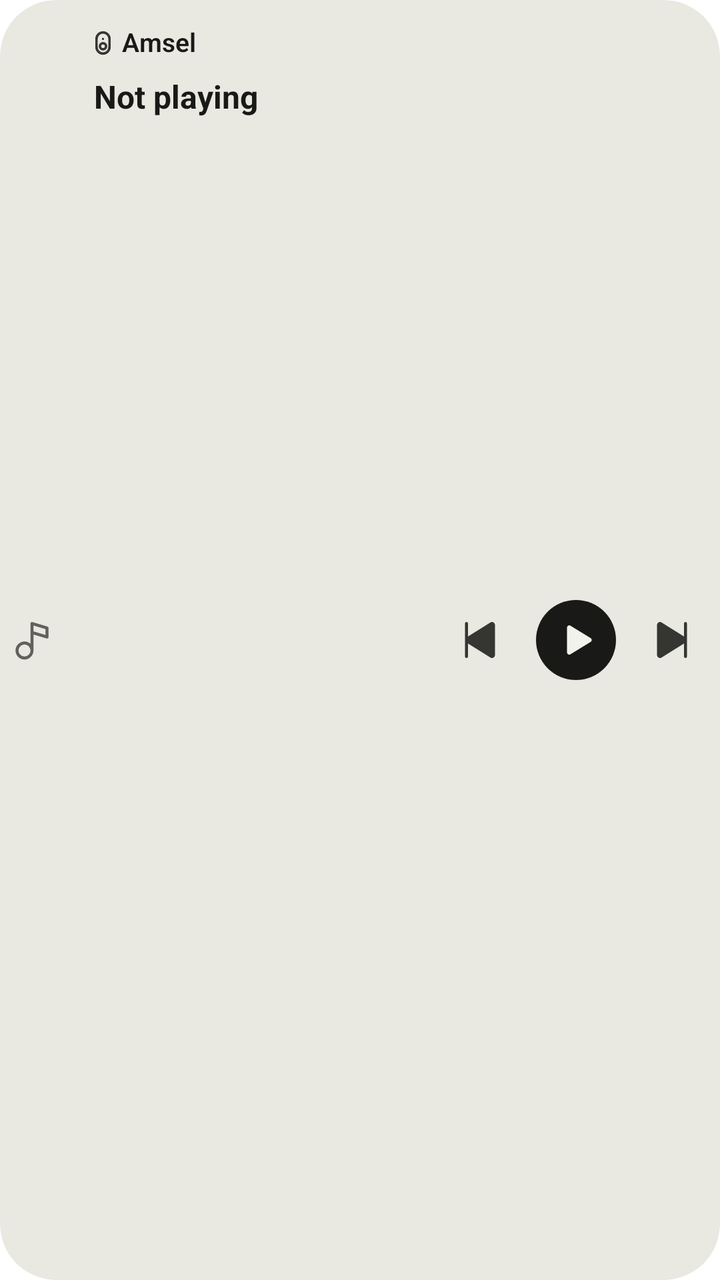
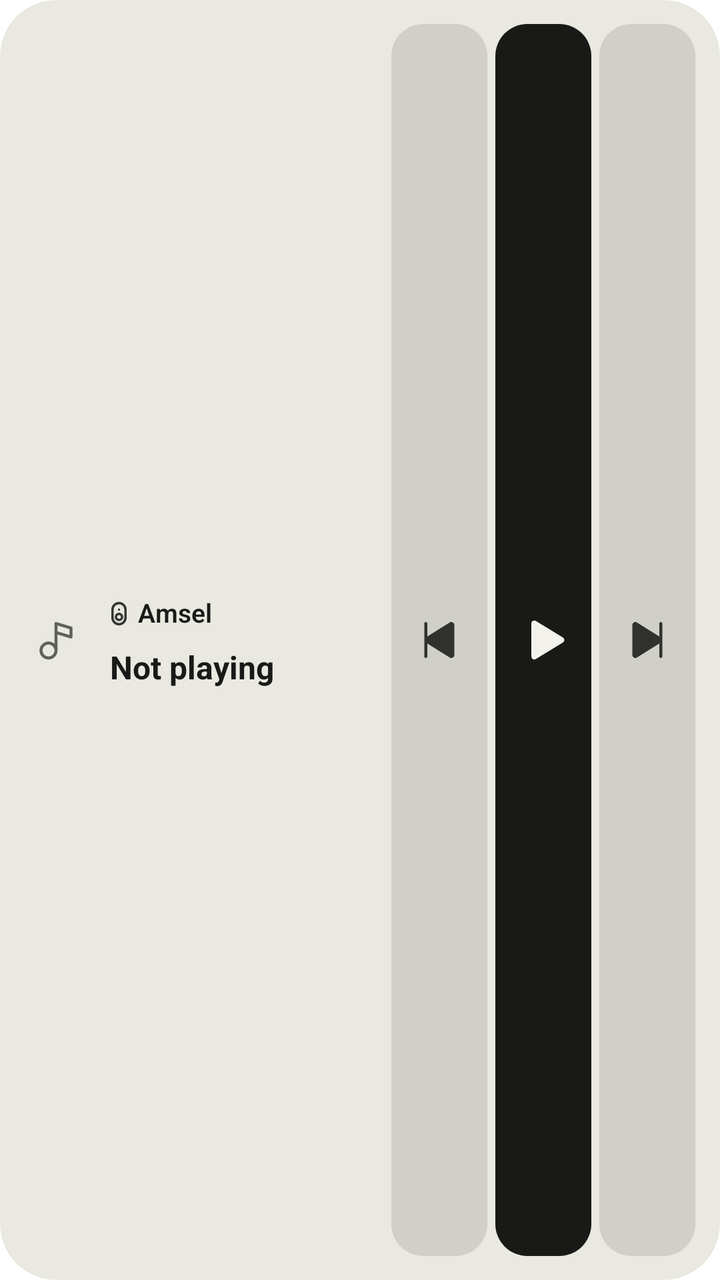

The first picture is an Android layout as it rendered before a commit; the second is the same layout after the commit. The layout source and the unified diff follow.
<!-- AndroidManifest.xml: application theme Theme.Amsel.Starting -->
<!-- res/layout/widget_bar.xml -->
<?xml version="1.0" encoding="utf-8"?>
<FrameLayout xmlns:android="http://schemas.android.com/apk/res/android"
    xmlns:tools="http://schemas.android.com/tools"
    android:id="@android:id/background"
    android:layout_width="match_parent"
    android:layout_height="match_parent"
    android:background="@drawable/widget_background_cover"
    android:clipToOutline="true"
    tools:targetApi="31">

    <ImageView
        android:id="@+id/widget_cover"
        android:layout_width="match_parent"
        android:layout_height="match_parent"
        android:importantForAccessibility="no"
        android:scaleType="centerCrop"
        android:visibility="gone" />

    
    <ImageView
        android:id="@+id/widget_veil"
        android:layout_width="match_parent"
        android:layout_height="match_parent"
        android:importantForAccessibility="no"
        android:visibility="gone" />

    <LinearLayout
        android:layout_width="match_parent"
        android:layout_height="match_parent"
        android:baselineAligned="false"
        android:gravity="center_vertical"
        android:orientation="horizontal">

        <include layout="@layout/widget_art" />

        <include
            layout="@layout/widget_words"
            android:layout_width="0dp"
            android:layout_height="match_parent"
            android:layout_weight="1" />

        <include
            layout="@layout/widget_buttons"
            android:layout_width="wrap_content"
            android:layout_height="wrap_content" />
    </LinearLayout>
</FrameLayout>
<!-- res/layout/widget_art.xml (included above) -->
<?xml version="1.0" encoding="utf-8"?>
<FrameLayout xmlns:android="http://schemas.android.com/apk/res/android"
    xmlns:tools="http://schemas.android.com/tools"
    android:id="@+id/widget_art_box"
    android:layout_width="wrap_content"
    android:layout_height="wrap_content"
    tools:ignore="MergeRootFrame">

    <ImageView
        android:id="@+id/widget_art"
        android:layout_width="wrap_content"
        android:layout_height="wrap_content"
        android:importantForAccessibility="no"
        android:visibility="gone" />

    
    <ImageView
        android:id="@+id/widget_art_night"
        android:layout_width="wrap_content"
        android:layout_height="wrap_content"
        android:importantForAccessibility="no"
        android:tint="@color/widget_night_tone"
        android:tintMode="src_in"
        android:visibility="gone" />

    <ImageView
        android:id="@+id/widget_art_blank"
        android:layout_width="wrap_content"
        android:layout_height="wrap_content"
        android:importantForAccessibility="no"
        android:tint="@color/widget_ground_light"
        android:tintMode="src_in" />

    
    <ImageView
        android:id="@+id/widget_art_glyph"
        android:layout_width="32dp"
        android:layout_height="32dp"
        android:layout_gravity="center"
        android:importantForAccessibility="no"
        android:padding="4dp"
        android:src="@drawable/ic_track"
        android:tint="@color/widget_quiet_light"
        android:tintMode="src_in" />

    <ImageView
        android:id="@+id/widget_art_glyph_large"
        android:layout_width="40dp"
        android:layout_height="40dp"
        android:layout_gravity="center"
        android:importantForAccessibility="no"
        android:padding="4dp"
        android:src="@drawable/ic_track_light"
        android:tint="@color/widget_quiet_light"
        android:tintMode="src_in"
        android:visibility="gone" />
</FrameLayout>
<!-- res/layout/widget_words.xml (included above) -->
<?xml version="1.0" encoding="utf-8"?>
<LinearLayout xmlns:android="http://schemas.android.com/apk/res/android"
    android:id="@+id/widget_words"
    android:layout_width="match_parent"
    android:layout_height="wrap_content"
    android:orientation="vertical"
    android:paddingStart="13dp"
    android:paddingTop="14dp"
    android:paddingEnd="16dp">

    <LinearLayout
        android:id="@+id/widget_speaker_row"
        android:layout_width="wrap_content"
        android:layout_height="wrap_content"
        android:gravity="center_vertical"
        android:orientation="horizontal">

        <ImageView
            android:id="@+id/widget_speaker_glyph"
            android:layout_width="13sp"
            android:layout_height="13sp"
            android:importantForAccessibility="no"
            android:src="@drawable/ic_speaker_bold"
            android:tint="@color/widget_glyph_light"
            android:tintMode="src_in" />

        <TextView
            android:id="@+id/widget_speaker"
            android:layout_width="wrap_content"
            android:layout_height="wrap_content"
            android:ellipsize="end"
            android:fontFamily="sans-serif"
            android:includeFontPadding="false"
            android:lineHeight="16sp"
            android:maxLines="1"
            android:paddingStart="3dp"
            android:paddingEnd="0dp"
            android:text="@string/app_name"
            android:textColor="@color/widget_words_light"
            android:textFontWeight="600"
            android:textSize="13sp" />

        <TextView
            android:id="@+id/widget_level"
            android:layout_width="wrap_content"
            android:layout_height="wrap_content"
            android:ellipsize="end"
            android:fontFamily="sans-serif"
            android:includeFontPadding="false"
            android:lineHeight="16sp"
            android:maxLines="1"
            android:visibility="gone"
            android:textColor="@color/widget_quiet_light"
            android:textFontWeight="600"
            android:textSize="13sp" />
    </LinearLayout>

    <TextView
        android:id="@+id/widget_title"
        android:layout_width="match_parent"
        android:layout_height="wrap_content"
        android:ellipsize="end"
        android:fontFamily="sans-serif"
        android:includeFontPadding="false"
        android:lineHeight="20sp"
        android:maxLines="1"
        android:paddingStart="2dp"
        android:paddingTop="10dp"
        android:paddingEnd="0dp"
        android:text="@string/player_not_playing"
        android:textColor="@color/widget_words_light"
        android:textFontWeight="700"
        android:textSize="16sp" />

    <TextView
        android:id="@+id/widget_subtitle"
        android:layout_width="match_parent"
        android:layout_height="wrap_content"
        android:ellipsize="end"
        android:fontFamily="sans-serif"
        android:includeFontPadding="false"
        android:lineHeight="16sp"
        android:maxLines="1"
        android:paddingStart="2dp"
        android:paddingTop="4dp"
        android:paddingEnd="0dp"
        android:textColor="@color/widget_quiet_light"
        android:textFontWeight="400"
        android:textSize="13sp"
        android:visibility="gone" />
</LinearLayout>
<!-- res/layout/widget_buttons.xml (included above) -->
<?xml version="1.0" encoding="utf-8"?>
<LinearLayout xmlns:android="http://schemas.android.com/apk/res/android"
    android:id="@+id/widget_row"
    android:layout_width="match_parent"
    android:layout_height="wrap_content"
    android:baselineAligned="false"
    android:gravity="center_vertical"
    android:orientation="horizontal">

    <FrameLayout
        android:id="@+id/widget_slot_1"
        android:layout_width="48dp"
        android:layout_height="48dp"
        android:background="@drawable/widget_press_light">

        <ImageView
            android:id="@+id/widget_glyph_1"
            android:layout_width="24dp"
            android:layout_height="24dp"
            android:layout_gravity="center"
            android:importantForAccessibility="no"
            android:src="@drawable/ic_skip_previous"
            android:tint="@color/widget_glyph_light"
            android:tintMode="src_in"
            android:visibility="visible" />

        <ImageView
            android:id="@+id/widget_disc_1"
            android:layout_width="40dp"
            android:layout_height="40dp"
            android:layout_gravity="center"
            android:background="@drawable/widget_disc_light"
            android:importantForAccessibility="no"
            android:padding="11dp"
            android:src="@drawable/ic_play"
            android:tint="@color/widget_on_disc_light"
            android:tintMode="src_in"
            android:visibility="gone" />

        <ImageView
            android:id="@+id/widget_face_1"
            android:layout_width="28dp"
            android:layout_height="28dp"
            android:layout_gravity="center"
            android:importantForAccessibility="no"
            android:visibility="gone" />
    </FrameLayout>

    <FrameLayout
        android:id="@+id/widget_gap_1"
        android:layout_width="0dp"
        android:layout_height="1dp"
        android:layout_weight="1" />

    <FrameLayout
        android:id="@+id/widget_slot_2"
        android:layout_width="48dp"
        android:layout_height="48dp"
        android:background="@drawable/widget_press_light">

        <ImageView
            android:id="@+id/widget_glyph_2"
            android:layout_width="24dp"
            android:layout_height="24dp"
            android:layout_gravity="center"
            android:importantForAccessibility="no"
            android:src="@drawable/ic_play"
            android:tint="@color/widget_glyph_light"
            android:tintMode="src_in"
            android:visibility="gone" />

        <ImageView
            android:id="@+id/widget_disc_2"
            android:layout_width="40dp"
            android:layout_height="40dp"
            android:layout_gravity="center"
            android:background="@drawable/widget_disc_light"
            android:importantForAccessibility="no"
            android:padding="11dp"
            android:src="@drawable/ic_play"
            android:tint="@color/widget_on_disc_light"
            android:tintMode="src_in"
            android:visibility="visible" />

        <ImageView
            android:id="@+id/widget_face_2"
            android:layout_width="28dp"
            android:layout_height="28dp"
            android:layout_gravity="center"
            android:importantForAccessibility="no"
            android:visibility="gone" />
    </FrameLayout>

    <FrameLayout
        android:id="@+id/widget_gap_2"
        android:layout_width="0dp"
        android:layout_height="1dp"
        android:layout_weight="1" />

    <FrameLayout
        android:id="@+id/widget_slot_3"
        android:layout_width="48dp"
        android:layout_height="48dp"
        android:background="@drawable/widget_press_light">

        <ImageView
            android:id="@+id/widget_glyph_3"
            android:layout_width="24dp"
            android:layout_height="24dp"
            android:layout_gravity="center"
            android:importantForAccessibility="no"
            android:src="@drawable/ic_skip_next"
            android:tint="@color/widget_glyph_light"
            android:tintMode="src_in"
            android:visibility="visible" />

        <ImageView
            android:id="@+id/widget_disc_3"
            android:layout_width="40dp"
            android:layout_height="40dp"
            android:layout_gravity="center"
            android:background="@drawable/widget_disc_light"
            android:importantForAccessibility="no"
            android:padding="11dp"
            android:src="@drawable/ic_play"
            android:tint="@color/widget_on_disc_light"
            android:tintMode="src_in"
            android:visibility="gone" />

        <ImageView
            android:id="@+id/widget_face_3"
            android:layout_width="28dp"
            android:layout_height="28dp"
            android:layout_gravity="center"
            android:importantForAccessibility="no"
            android:visibility="gone" />
    </FrameLayout>

    <FrameLayout
        android:id="@+id/widget_gap_3"
        android:layout_width="0dp"
        android:layout_height="1dp"
        android:layout_weight="1"
        android:visibility="gone" />

    <FrameLayout
        android:id="@+id/widget_slot_4"
        android:layout_width="48dp"
        android:layout_height="48dp"
        android:background="@drawable/widget_press_light"
        android:visibility="gone">

        <ImageView
            android:id="@+id/widget_glyph_4"
            android:layout_width="24dp"
            android:layout_height="24dp"
            android:layout_gravity="center"
            android:importantForAccessibility="no"
            android:src="@drawable/ic_speaker"
            android:tint="@color/widget_glyph_light"
            android:tintMode="src_in"
            android:visibility="visible" />

        <ImageView
            android:id="@+id/widget_disc_4"
            android:layout_width="40dp"
            android:layout_height="40dp"
            android:layout_gravity="center"
            android:background="@drawable/widget_disc_light"
            android:importantForAccessibility="no"
            android:padding="11dp"
            android:src="@drawable/ic_play"
            android:tint="@color/widget_on_disc_light"
            android:tintMode="src_in"
            android:visibility="gone" />

        <ImageView
            android:id="@+id/widget_face_4"
            android:layout_width="28dp"
            android:layout_height="28dp"
            android:layout_gravity="center"
            android:importantForAccessibility="no"
            android:visibility="gone" />
    </FrameLayout>
</LinearLayout>
<!-- resources referenced by this layout -->
<resources>
  <color name="widget_glyph_light">#DE191A17</color>
  <color name="widget_ground_light">#14191A17</color>
  <color name="widget_night_tone">#00000000</color>
  <color name="widget_on_disc_light">#FFF2F1EC</color>
  <color name="widget_quiet_light">#A8191A17</color>
  <color name="widget_words_light">#FF191A17</color>
  <!-- drawable widget_disc_light (drawable) -->
  <?xml version="1.0" encoding="utf-8"?>
  <shape xmlns:android="http://schemas.android.com/apk/res/android" android:shape="oval">
      <solid android:color="@color/widget_disc_light" />
  </shape>
  <!-- drawable widget_press_light (drawable) -->
  <?xml version="1.0" encoding="utf-8"?>
  <selector xmlns:android="http://schemas.android.com/apk/res/android">
      <item android:state_pressed="true">
          <layer-list>
              <item android:width="44dp" android:height="44dp" android:gravity="center">
                  <shape android:shape="oval">
                      <solid android:color="@color/widget_press_light" />
                  </shape>
              </item>
          </layer-list>
      </item>
      <item android:drawable="@android:color/transparent" />
  </selector>
  <string name="app_name" translatable="false">Amsel</string>
  <string name="player_not_playing">Not playing</string>
  <color name="widget_background_cover">#FFE9E8E1</color>
  <dimen name="widget_radius">0dp</dimen>
  <color name="widget_disc_light">#FF191A17</color>
  <color name="widget_press_light">#14191A17</color>
  <color name="splash_background">#FFF2F1EC</color>
  <color name="ic_launcher_background">#FFF1E9DA</color>
  <style name="Theme.Amsel" parent="android:Theme.Material.Light.NoActionBar">
          <item name="android:windowBackground">@color/splash_background</item>
      </style>
  <!-- unchanged entries left out for length: 10 -->
</resources>

<!-- the commit's change to res/layout/widget_bar.xml (unified diff, before → after) -->
@@ -25,24 +25,32 @@
         android:visibility="gone" />
 
     <LinearLayout
+        android:id="@+id/widget_body"
         android:layout_width="match_parent"
         android:layout_height="match_parent"
         android:baselineAligned="false"
         android:gravity="center_vertical"
-        android:orientation="horizontal">
-
-        <include layout="@layout/widget_art" />
+        android:orientation="horizontal"
+        android:padding="@dimen/widget_padding">
+
+        <include
+            layout="@layout/widget_art"
+            android:layout_width="wrap_content"
+            android:layout_height="match_parent" />
 
         <include
             layout="@layout/widget_words"
             android:layout_width="0dp"
+            android:layout_height="wrap_content"
+            android:layout_marginStart="@dimen/widget_art_to_words_lead"
+            android:layout_weight="1" />
+
+        <include
+            layout="@layout/widget_buttons_bar"
+            android:layout_width="wrap_content"
             android:layout_height="match_parent"
-            android:layout_weight="1" />
-
-        <include
-            layout="@layout/widget_buttons"
-            android:layout_width="wrap_content"
-            android:layout_height="wrap_content" />
+            android:layout_marginStart="@dimen/widget_words_to_bar_cells"
+            android:layout_marginEnd="@dimen/widget_cell_inset_out" />
     </LinearLayout>
 </FrameLayout>
 <!-- res/layout/widget_art.xml (included above) -->
@@ -51,22 +59,26 @@
     xmlns:tools="http://schemas.android.com/tools"
     android:id="@+id/widget_art_box"
     android:layout_width="wrap_content"
-    android:layout_height="wrap_content"
+    android:layout_height="match_parent"
     tools:ignore="MergeRootFrame">
 
     <ImageView
         android:id="@+id/widget_art"
         android:layout_width="wrap_content"
-        android:layout_height="wrap_content"
-        android:importantForAccessibility="no"
+        android:layout_height="match_parent"
+        android:adjustViewBounds="true"
+        android:importantForAccessibility="no"
+        android:scaleType="fitCenter"
         android:visibility="gone" />
 
     
     <ImageView
         android:id="@+id/widget_art_night"
         android:layout_width="wrap_content"
-        android:layout_height="wrap_content"
-        android:importantForAccessibility="no"
+        android:layout_height="match_parent"
+        android:adjustViewBounds="true"
+        android:importantForAccessibility="no"
+        android:scaleType="fitCenter"
         android:tint="@color/widget_night_tone"
         android:tintMode="src_in"
         android:visibility="gone" />
@@ -74,9 +86,11 @@
     <ImageView
         android:id="@+id/widget_art_blank"
         android:layout_width="wrap_content"
-        android:layout_height="wrap_content"
-        android:importantForAccessibility="no"
-        android:tint="@color/widget_ground_light"
+        android:layout_height="match_parent"
+        android:adjustViewBounds="true"
+        android:importantForAccessibility="no"
+        android:scaleType="fitCenter"
+        android:tint="@color/widget_cell_light"
         android:tintMode="src_in" />
 
     
@@ -110,16 +124,16 @@
     android:layout_width="match_parent"
     android:layout_height="wrap_content"
     android:orientation="vertical"
-    android:paddingStart="13dp"
-    android:paddingTop="14dp"
-    android:paddingEnd="16dp">
+    android:paddingTop="3dp">
 
     <LinearLayout
         android:id="@+id/widget_speaker_row"
         android:layout_width="wrap_content"
         android:layout_height="wrap_content"
         android:gravity="center_vertical"
-        android:orientation="horizontal">
+        android:orientation="horizontal"
+        android:paddingStart="3dp"
+        android:paddingEnd="0dp">
 
         <ImageView
             android:id="@+id/widget_speaker_glyph"
@@ -170,7 +184,7 @@
         android:includeFontPadding="false"
         android:lineHeight="20sp"
         android:maxLines="1"
-        android:paddingStart="2dp"
+        android:paddingStart="5dp"
         android:paddingTop="10dp"
         android:paddingEnd="0dp"
         android:text="@string/player_not_playing"
@@ -187,7 +201,7 @@
         android:includeFontPadding="false"
         android:lineHeight="16sp"
         android:maxLines="1"
-        android:paddingStart="2dp"
+        android:paddingStart="5dp"
         android:paddingTop="4dp"
         android:paddingEnd="0dp"
         android:textColor="@color/widget_quiet_light"
@@ -195,21 +209,20 @@
         android:textSize="13sp"
         android:visibility="gone" />
 </LinearLayout>
-<!-- res/layout/widget_buttons.xml (included above) -->
+<!-- res/layout/widget_buttons_bar.xml (included above) -->
 <?xml version="1.0" encoding="utf-8"?>
 <LinearLayout xmlns:android="http://schemas.android.com/apk/res/android"
     android:id="@+id/widget_row"
     android:layout_width="match_parent"
-    android:layout_height="wrap_content"
+    android:layout_height="match_parent"
     android:baselineAligned="false"
-    android:gravity="center_vertical"
     android:orientation="horizontal">
 
     <FrameLayout
         android:id="@+id/widget_slot_1"
-        android:layout_width="48dp"
-        android:layout_height="48dp"
-        android:background="@drawable/widget_press_light">
+        android:layout_width="@dimen/widget_bar_cell"
+        android:layout_height="match_parent"
+        android:background="@drawable/widget_cell_light">
 
         <ImageView
             android:id="@+id/widget_glyph_1"
@@ -219,21 +232,7 @@
             android:importantForAccessibility="no"
             android:src="@drawable/ic_skip_previous"
             android:tint="@color/widget_glyph_light"
-            android:tintMode="src_in"
-            android:visibility="visible" />
-
-        <ImageView
-            android:id="@+id/widget_disc_1"
-            android:layout_width="40dp"
-            android:layout_height="40dp"
-            android:layout_gravity="center"
-            android:background="@drawable/widget_disc_light"
-            android:importantForAccessibility="no"
-            android:padding="11dp"
-            android:src="@drawable/ic_play"
-            android:tint="@color/widget_on_disc_light"
-            android:tintMode="src_in"
-            android:visibility="gone" />
+            android:tintMode="src_in" />
 
         <ImageView
             android:id="@+id/widget_face_1"
@@ -245,16 +244,10 @@
     </FrameLayout>
 
     <FrameLayout
-        android:id="@+id/widget_gap_1"
-        android:layout_width="0dp"
-        android:layout_height="1dp"
-        android:layout_weight="1" />
-
-    <FrameLayout
         android:id="@+id/widget_slot_2"
-        android:layout_width="48dp"
-        android:layout_height="48dp"
-        android:background="@drawable/widget_press_light">
+        android:layout_width="@dimen/widget_bar_cell"
+        android:layout_height="match_parent"
+        android:background="@drawable/widget_cell_play_light">
 
         <ImageView
             android:id="@+id/widget_glyph_2"
@@ -263,22 +256,8 @@
             android:layout_gravity="center"
             android:importantForAccessibility="no"
             android:src="@drawable/ic_play"
-            android:tint="@color/widget_glyph_light"
-            android:tintMode="src_in"
-            android:visibility="gone" />
-
-        <ImageView
-            android:id="@+id/widget_disc_2"
-            android:layout_width="40dp"
-            android:layout_height="40dp"
-            android:layout_gravity="center"
-            android:background="@drawable/widget_disc_light"
-            android:importantForAccessibility="no"
-            android:padding="11dp"
-            android:src="@drawable/ic_play"
             android:tint="@color/widget_on_disc_light"
-            android:tintMode="src_in"
-            android:visibility="visible" />
+            android:tintMode="src_in" />
 
         <ImageView
             android:id="@+id/widget_face_2"
@@ -290,16 +269,10 @@
     </FrameLayout>
 
     <FrameLayout
-        android:id="@+id/widget_gap_2"
-        android:layout_width="0dp"
-        android:layout_height="1dp"
-        android:layout_weight="1" />
-
-    <FrameLayout
         android:id="@+id/widget_slot_3"
-        android:layout_width="48dp"
-        android:layout_height="48dp"
-        android:background="@drawable/widget_press_light">
+        android:layout_width="@dimen/widget_bar_cell"
+        android:layout_height="match_parent"
+        android:background="@drawable/widget_cell_light">
 
         <ImageView
             android:id="@+id/widget_glyph_3"
@@ -309,21 +282,7 @@
             android:importantForAccessibility="no"
             android:src="@drawable/ic_skip_next"
             android:tint="@color/widget_glyph_light"
-            android:tintMode="src_in"
-            android:visibility="visible" />
-
-        <ImageView
-            android:id="@+id/widget_disc_3"
-            android:layout_width="40dp"
-            android:layout_height="40dp"
-            android:layout_gravity="center"
-            android:background="@drawable/widget_disc_light"
-            android:importantForAccessibility="no"
-            android:padding="11dp"
-            android:src="@drawable/ic_play"
-            android:tint="@color/widget_on_disc_light"
-            android:tintMode="src_in"
-            android:visibility="gone" />
+            android:tintMode="src_in" />
 
         <ImageView
             android:id="@+id/widget_face_3"
@@ -335,17 +294,10 @@
     </FrameLayout>
 
     <FrameLayout
-        android:id="@+id/widget_gap_3"
-        android:layout_width="0dp"
-        android:layout_height="1dp"
-        android:layout_weight="1"
-        android:visibility="gone" />
-
-    <FrameLayout
         android:id="@+id/widget_slot_4"
-        android:layout_width="48dp"
-        android:layout_height="48dp"
-        android:background="@drawable/widget_press_light"
+        android:layout_width="@dimen/widget_bar_cell"
+        android:layout_height="match_parent"
+        android:background="@drawable/widget_cell_light"
         android:visibility="gone">
 
         <ImageView
@@ -356,21 +308,7 @@
             android:importantForAccessibility="no"
             android:src="@drawable/ic_speaker"
             android:tint="@color/widget_glyph_light"
-            android:tintMode="src_in"
-            android:visibility="visible" />
-
-        <ImageView
-            android:id="@+id/widget_disc_4"
-            android:layout_width="40dp"
-            android:layout_height="40dp"
-            android:layout_gravity="center"
-            android:background="@drawable/widget_disc_light"
-            android:importantForAccessibility="no"
-            android:padding="11dp"
-            android:src="@drawable/ic_play"
-            android:tint="@color/widget_on_disc_light"
-            android:tintMode="src_in"
-            android:visibility="gone" />
+            android:tintMode="src_in" />
 
         <ImageView
             android:id="@+id/widget_face_4"
<!-- resource entries referenced after the edit -->
@@ -1,35 +1,84 @@
 <!-- resources referenced by this layout -->
 <resources>
+  <color name="widget_cell_light">#1F191A17</color>
   <color name="widget_glyph_light">#DE191A17</color>
-  <color name="widget_ground_light">#14191A17</color>
   <color name="widget_night_tone">#00000000</color>
   <color name="widget_on_disc_light">#FFF2F1EC</color>
   <color name="widget_quiet_light">#A8191A17</color>
   <color name="widget_words_light">#FF191A17</color>
-  <!-- drawable widget_disc_light (drawable) -->
+  <dimen name="widget_art_to_words_lead">6dp</dimen>
+  <dimen name="widget_bar_cell">52dp</dimen>
+  <dimen name="widget_cell_inset_out">-2dp</dimen>
+  <dimen name="widget_padding">12dp</dimen>
+  <dimen name="widget_words_to_bar_cells">6dp</dimen>
+  <!-- drawable widget_cell_light (drawable) -->
   <?xml version="1.0" encoding="utf-8"?>
-  <shape xmlns:android="http://schemas.android.com/apk/res/android" android:shape="oval">
-      <solid android:color="@color/widget_disc_light" />
-  </shape>
-  <!-- drawable widget_press_light (drawable) -->
+  <inset xmlns:android="http://schemas.android.com/apk/res/android"
+      android:insetLeft="@dimen/widget_cell_inset"
+      android:insetRight="@dimen/widget_cell_inset">
+      <selector>
+          <item android:state_pressed="true">
+              <layer-list>
+                  <item>
+                      <shape android:shape="rectangle">
+                          <solid android:color="@color/widget_cell_light" />
+                          <corners android:radius="@dimen/widget_cell_radius" />
+                      </shape>
+                  </item>
+                  <item>
+                      <shape android:shape="rectangle">
+                          <solid android:color="@color/widget_press_light" />
+                          <corners android:radius="@dimen/widget_cell_radius" />
+                      </shape>
+                  </item>
+              </layer-list>
+          </item>
+          <item>
+              <shape android:shape="rectangle">
+                  <solid android:color="@color/widget_cell_light" />
+                  <corners android:radius="@dimen/widget_cell_radius" />
+              </shape>
+          </item>
+      </selector>
+  </inset>
+  <!-- drawable widget_cell_play_light (drawable) -->
   <?xml version="1.0" encoding="utf-8"?>
-  <selector xmlns:android="http://schemas.android.com/apk/res/android">
-      <item android:state_pressed="true">
-          <layer-list>
-              <item android:width="44dp" android:height="44dp" android:gravity="center">
-                  <shape android:shape="oval">
-                      <solid android:color="@color/widget_press_light" />
-                  </shape>
-              </item>
-          </layer-list>
-      </item>
-      <item android:drawable="@android:color/transparent" />
-  </selector>
+  <inset xmlns:android="http://schemas.android.com/apk/res/android"
+      android:insetLeft="@dimen/widget_cell_inset"
+      android:insetRight="@dimen/widget_cell_inset">
+      <selector>
+          <item android:state_pressed="true">
+              <layer-list>
+                  <item>
+                      <shape android:shape="rectangle">
+                          <solid android:color="@color/widget_disc_light" />
+                          <corners android:radius="@dimen/widget_cell_radius" />
+                      </shape>
+                  </item>
+                  <item>
+                      <shape android:shape="rectangle">
+                          <solid android:color="@color/widget_press_disc_light" />
+                          <corners android:radius="@dimen/widget_cell_radius" />
+                      </shape>
+                  </item>
+              </layer-list>
+          </item>
+          <item>
+              <shape android:shape="rectangle">
+                  <solid android:color="@color/widget_disc_light" />
+                  <corners android:radius="@dimen/widget_cell_radius" />
+              </shape>
+          </item>
+      </selector>
+  </inset>
   <string name="app_name" translatable="false">Amsel</string>
   <string name="player_not_playing">Not playing</string>
   <color name="widget_background_cover">#FFE9E8E1</color>
   <dimen name="widget_radius">0dp</dimen>
+  <dimen name="widget_cell_inset">2dp</dimen>
+  <dimen name="widget_cell_radius">16dp</dimen>
   <color name="widget_disc_light">#FF191A17</color>
+  <color name="widget_press_disc_light">#29F2F1EC</color>
   <color name="widget_press_light">#14191A17</color>
   <color name="splash_background">#FFF2F1EC</color>
   <color name="ic_launcher_background">#FFF1E9DA</color>
